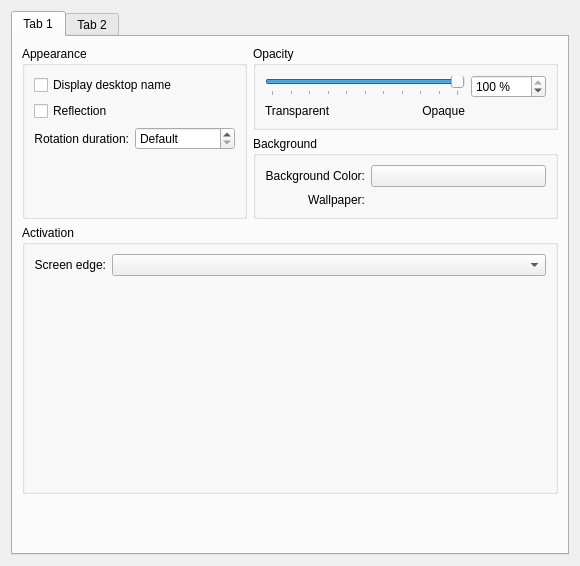
Old version of the form effects/cube_config.ui in the repository KDE/kwin.
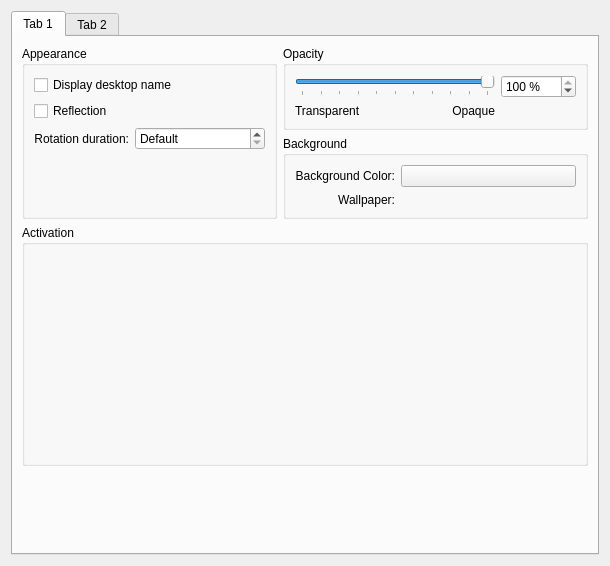
New version of the form. Custom widgets are drawn as their Qt base class.

Commit message: Add a widget to assign an effect to screen edges in the kwincompositing dialog. Remove the previous configuration for assigning screen edges from the config dialogs of the single effects.

The edit to the form file:
```diff
--- a/effects/cube_config.ui
+++ b/effects/cube_config.ui
@@ -5,7 +5,7 @@
    <rect>
     <x>0</x>
     <y>0</y>
-    <width>546</width>
+    <width>610</width>
     <height>566</height>
    </rect>
   </property>
@@ -81,30 +81,7 @@
           <string>Activation</string>
          </property>
          <layout class="QGridLayout" name="gridLayout_3" >
-          <item row="0" column="0" >
-           <widget class="QLabel" name="label_2" >
-            <property name="text" >
-             <string>Screen edge:</string>
-            </property>
-            <property name="alignment" >
-             <set>Qt::AlignRight|Qt::AlignTrailing|Qt::AlignVCenter</set>
-            </property>
-            <property name="buddy" >
-             <cstring>screenEdgeCombo</cstring>
-            </property>
-           </widget>
-          </item>
-          <item row="0" column="1" >
-           <widget class="QComboBox" name="screenEdgeCombo" >
-            <property name="sizePolicy" >
-             <sizepolicy vsizetype="Fixed" hsizetype="Expanding" >
-              <horstretch>0</horstretch>
-              <verstretch>0</verstretch>
-             </sizepolicy>
-            </property>
-           </widget>
-          </item>
-          <item row="1" column="0" colspan="2" >
+          <item row="0" column="0" colspan="2" >
            <widget class="KWin::GlobalShortcutsEditor" native="1" name="editor" >
             <property name="minimumSize" >
              <size>
```
Left out of the diff: 1 changed line with no effect on the pictures. The commit also changes 15 other files.
